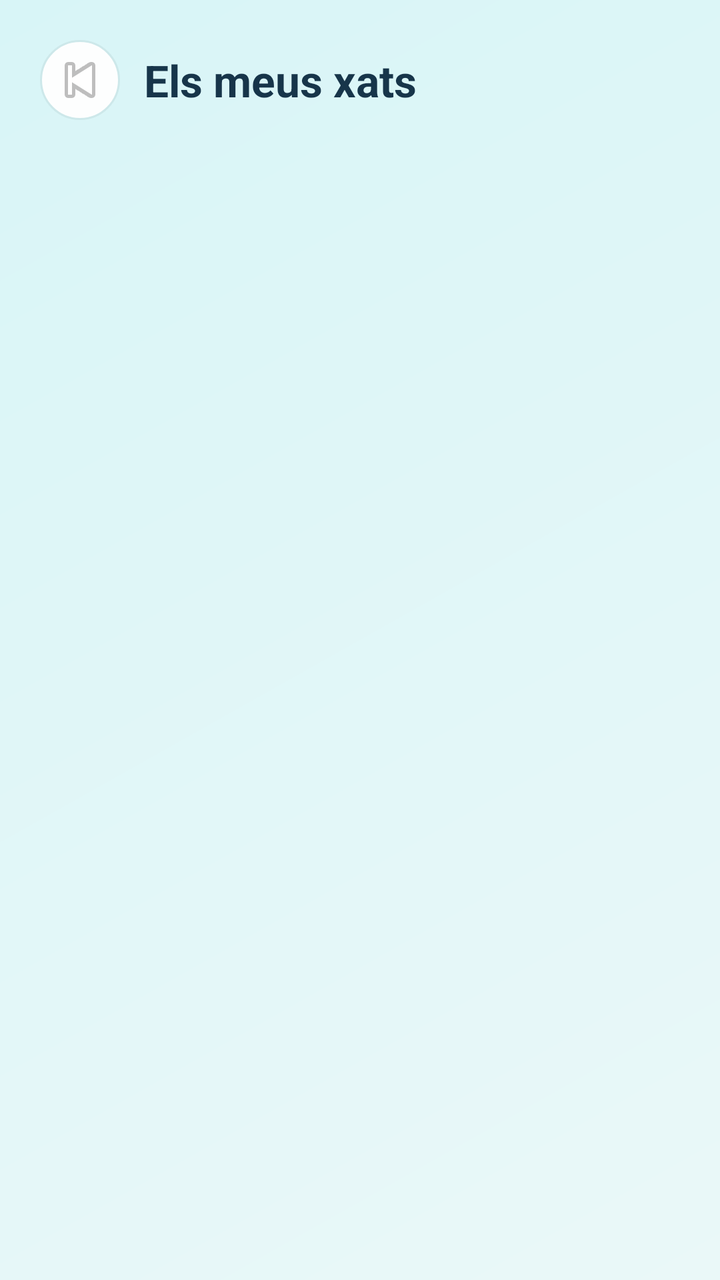
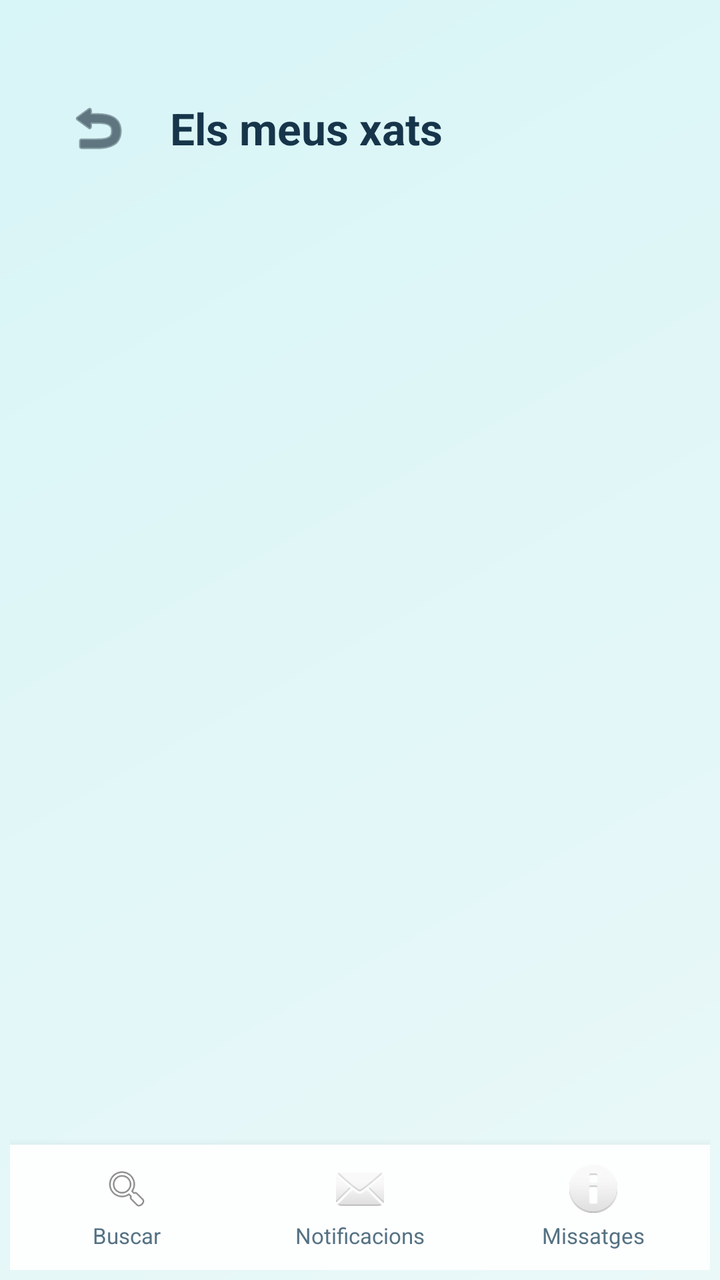

The first picture is an Android layout as it rendered before a commit; the second is the same layout after the commit. The layout source and the unified diff follow.
<!-- AndroidManifest.xml: application theme Theme.ViBaCar -->
<!-- res/layout/activity_bustia_xats.xml -->
<?xml version="1.0" encoding="utf-8"?>
<androidx.constraintlayout.widget.ConstraintLayout xmlns:android="http://schemas.android.com/apk/res/android"
    xmlns:app="http://schemas.android.com/apk/res-auto"
    android:layout_width="match_parent"
    android:layout_height="match_parent"
    android:background="@drawable/fons_pantalla">

    <LinearLayout
        android:id="@+id/capcalera"
        android:layout_width="0dp"
        android:layout_height="wrap_content"
        android:layout_margin="20dp"
        android:gravity="center_vertical"
        android:orientation="horizontal"
        app:layout_constraintEnd_toEndOf="parent"
        app:layout_constraintStart_toStartOf="parent"
        app:layout_constraintTop_toTopOf="parent">

        <ImageButton
            android:id="@+id/botoEnrere"
            android:layout_width="40dp"
            android:layout_height="40dp"
            android:background="@drawable/fons_capsula"
            android:contentDescription="@string/boto_enrere"
            android:padding="10dp"
            android:src="@android:drawable/ic_media_previous" />

        <TextView
            android:layout_width="0dp"
            android:layout_height="wrap_content"
            android:layout_marginStart="12dp"
            android:layout_weight="1"
            android:text="@string/bustia_titol"
            android:textColor="@color/color_text_principal"
            android:textSize="22sp"
            android:textStyle="bold" />
    </LinearLayout>

    <androidx.recyclerview.widget.RecyclerView
        android:id="@+id/llistaXats"
        android:layout_width="0dp"
        android:layout_height="0dp"
        android:layout_marginHorizontal="14dp"
        android:layout_marginBottom="20dp"
        android:clipToPadding="false"
        android:paddingBottom="12dp"
        app:layout_constraintBottom_toBottomOf="parent"
        app:layout_constraintEnd_toEndOf="parent"
        app:layout_constraintStart_toStartOf="parent"
        app:layout_constraintTop_toBottomOf="@id/capcalera" />

    <TextView
        android:id="@+id/txtBuit"
        android:layout_width="0dp"
        android:layout_height="wrap_content"
        android:layout_marginHorizontal="32dp"
        android:gravity="center"
        android:text="@string/bustia_buit"
        android:textColor="@color/color_text_secundari"
        android:visibility="gone"
        app:layout_constraintBottom_toBottomOf="parent"
        app:layout_constraintEnd_toEndOf="parent"
        app:layout_constraintStart_toStartOf="parent"
        app:layout_constraintTop_toBottomOf="@id/capcalera" />

</androidx.constraintlayout.widget.ConstraintLayout>
<!-- resources referenced by this layout -->
<resources>
  <color name="color_text_principal">#17354A</color>
  <color name="color_text_secundari">#547283</color>
  <!-- drawable fons_capsula (drawable) -->
  <?xml version="1.0" encoding="utf-8"?>
  <shape xmlns:android="http://schemas.android.com/apk/res/android">
      <solid android:color="@color/color_targeta" />
      <corners android:radius="20dp" />
      <stroke
          android:width="1dp"
          android:color="@color/color_linia" />
  </shape>
  <!-- drawable fons_pantalla (drawable) -->
  <?xml version="1.0" encoding="utf-8"?>
  <shape xmlns:android="http://schemas.android.com/apk/res/android">
      <gradient
          android:angle="315"
          android:endColor="@color/color_fons"
          android:startColor="#D8F5F7" />
  </shape>
  <string name="boto_enrere">Torna enrere</string>
  <string name="bustia_buit">Encara no tens xats. Sobriran quan algu accepti una reserva.</string>
  <string name="bustia_titol">Els meus xats</string>
  <style name="Theme.ViBaCar" parent="Base.Theme.ViBaCar" />
  <color name="color_targeta">#FDFEFE</color>
  <color name="color_linia">#CDE8EA</color>
  <color name="color_fons">#EAF8F8</color>
  <style name="Base.Theme.ViBaCar" parent="Theme.Material3.Light.NoActionBar">
          <item name="colorPrimary">@color/color_principal</item>
          <item name="colorOnPrimary">@color/color_text_clar</item>
          <item name="colorSecondary">@color/color_secundari</item>
          <item name="android:statusBarColor">@android:color/transparent</item>
          <item name="android:navigationBarColor">@color/color_fons</item>
          <item name="android:windowLightStatusBar">true</item>
          <item name="android:windowBackground">@color/color_fons</item>
      </style>
  <color name="color_principal">#44C3D6</color>
  <color name="color_text_clar">#FFFFFF</color>
  <color name="color_secundari">#78D6A2</color>
</resources>

<!-- the commit's change to res/layout/activity_bustia_xats.xml (unified diff, before → after) -->
@@ -3,13 +3,16 @@
     xmlns:app="http://schemas.android.com/apk/res-auto"
     android:layout_width="match_parent"
     android:layout_height="match_parent"
+    android:paddingHorizontal="5dp"
+    android:paddingBottom="5dp"
     android:background="@drawable/fons_pantalla">
 
     <LinearLayout
         android:id="@+id/capcalera"
         android:layout_width="0dp"
         android:layout_height="wrap_content"
-        android:layout_margin="20dp"
+        android:layout_marginHorizontal="20dp"
+        android:layout_marginTop="40dp"
         android:gravity="center_vertical"
         android:orientation="horizontal"
         app:layout_constraintEnd_toEndOf="parent"
@@ -18,12 +21,13 @@
 
         <ImageButton
             android:id="@+id/botoEnrere"
-            android:layout_width="40dp"
-            android:layout_height="40dp"
-            android:background="@drawable/fons_capsula"
+            android:layout_width="48dp"
+            android:layout_height="48dp"
+            android:background="?attr/selectableItemBackgroundBorderless"
             android:contentDescription="@string/boto_enrere"
-            android:padding="10dp"
-            android:src="@android:drawable/ic_media_previous" />
+            android:padding="8dp"
+            android:src="@android:drawable/ic_menu_revert"
+            app:tint="@color/color_text_fosc" />
 
         <TextView
             android:layout_width="0dp"
@@ -41,10 +45,10 @@
         android:layout_width="0dp"
         android:layout_height="0dp"
         android:layout_marginHorizontal="14dp"
-        android:layout_marginBottom="20dp"
+        android:layout_marginTop="16dp"
         android:clipToPadding="false"
-        android:paddingBottom="12dp"
-        app:layout_constraintBottom_toBottomOf="parent"
+        android:paddingBottom="8dp"
+        app:layout_constraintBottom_toTopOf="@id/bottomNav"
         app:layout_constraintEnd_toEndOf="parent"
         app:layout_constraintStart_toStartOf="parent"
         app:layout_constraintTop_toBottomOf="@id/capcalera" />
@@ -58,9 +62,123 @@
         android:text="@string/bustia_buit"
         android:textColor="@color/color_text_secundari"
         android:visibility="gone"
-        app:layout_constraintBottom_toBottomOf="parent"
+        app:layout_constraintBottom_toTopOf="@id/bottomNav"
         app:layout_constraintEnd_toEndOf="parent"
         app:layout_constraintStart_toStartOf="parent"
         app:layout_constraintTop_toBottomOf="@id/capcalera" />
 
+    <include
+        android:id="@+id/bottomNav"
+        layout="@layout/bottom_nav"
+        android:layout_width="0dp"
+        android:layout_height="wrap_content"
+        app:layout_constraintBottom_toBottomOf="parent"
+        app:layout_constraintEnd_toEndOf="parent"
+        app:layout_constraintStart_toStartOf="parent" />
+
 </androidx.constraintlayout.widget.ConstraintLayout>
+<!-- res/layout/bottom_nav.xml (included above) -->
+<?xml version="1.0" encoding="utf-8"?>
+<LinearLayout xmlns:android="http://schemas.android.com/apk/res/android"
+    android:layout_width="match_parent"
+    android:layout_height="wrap_content"
+    android:background="@color/color_targeta"
+    android:elevation="8dp"
+    android:orientation="horizontal">
+
+    <LinearLayout
+        android:id="@+id/navBuscar"
+        android:layout_width="0dp"
+        android:layout_height="wrap_content"
+        android:layout_weight="1"
+        android:clickable="true"
+        android:focusable="true"
+        android:background="?attr/selectableItemBackground"
+        android:gravity="center"
+        android:orientation="vertical"
+        android:paddingVertical="10dp">
+
+        <ImageView
+            android:layout_width="24dp"
+            android:layout_height="24dp"
+            android:src="@android:drawable/ic_menu_search"
+            android:contentDescription="@string/nav_buscar" />
+
+        <TextView
+            android:layout_width="wrap_content"
+            android:layout_height="wrap_content"
+            android:layout_marginTop="4dp"
+            android:text="@string/nav_buscar"
+            android:textColor="@color/color_text_secundari"
+            android:textSize="11sp" />
+    </LinearLayout>
+
+    <LinearLayout
+        android:id="@+id/navNotificacions"
+        android:layout_width="0dp"
+        android:layout_height="wrap_content"
+        android:layout_weight="1"
+        android:clickable="true"
+        android:focusable="true"
+        android:background="?attr/selectableItemBackground"
+        android:gravity="center"
+        android:orientation="vertical"
+        android:paddingVertical="10dp">
+
+        <FrameLayout
+            android:layout_width="wrap_content"
+            android:layout_height="wrap_content">
+
+            <ImageView
+                android:id="@+id/iconaNotificacions"
+                android:layout_width="24dp"
+                android:layout_height="24dp"
+                android:src="@android:drawable/ic_dialog_email"
+                android:contentDescription="@string/nav_notificacions" />
+
+            <View
+                android:id="@+id/badgeNotificacions"
+                android:layout_width="8dp"
+                android:layout_height="8dp"
+                android:layout_gravity="top|end"
+                android:background="@color/color_error"
+                android:visibility="gone" />
+        </FrameLayout>
+
+        <TextView
+            android:layout_width="wrap_content"
+            android:layout_height="wrap_content"
+            android:layout_marginTop="4dp"
+            android:text="@string/nav_notificacions"
+            android:textColor="@color/color_text_secundari"
+            android:textSize="11sp" />
+    </LinearLayout>
+
+    <LinearLayout
+        android:id="@+id/navMissatges"
+        android:layout_width="0dp"
+        android:layout_height="wrap_content"
+        android:layout_weight="1"
+        android:clickable="true"
+        android:focusable="true"
+        android:background="?attr/selectableItemBackground"
+        android:gravity="center"
+        android:orientation="vertical"
+        android:paddingVertical="10dp">
+
+        <ImageView
+            android:layout_width="24dp"
+            android:layout_height="24dp"
+            android:src="@android:drawable/ic_dialog_info"
+            android:contentDescription="@string/nav_missatges" />
+
+        <TextView
+            android:layout_width="wrap_content"
+            android:layout_height="wrap_content"
+            android:layout_marginTop="4dp"
+            android:text="@string/nav_missatges"
+            android:textColor="@color/color_text_secundari"
+            android:textSize="11sp" />
+    </LinearLayout>
+
+</LinearLayout>
<!-- resource entries referenced after the edit -->
@@ -1,16 +1,8 @@
 <!-- resources referenced by this layout -->
 <resources>
+  <color name="color_error">#C74E4E</color>
   <color name="color_text_principal">#17354A</color>
   <color name="color_text_secundari">#547283</color>
-  <!-- drawable fons_capsula (drawable) -->
-  <?xml version="1.0" encoding="utf-8"?>
-  <shape xmlns:android="http://schemas.android.com/apk/res/android">
-      <solid android:color="@color/color_targeta" />
-      <corners android:radius="20dp" />
-      <stroke
-          android:width="1dp"
-          android:color="@color/color_linia" />
-  </shape>
   <!-- drawable fons_pantalla (drawable) -->
   <?xml version="1.0" encoding="utf-8"?>
   <shape xmlns:android="http://schemas.android.com/apk/res/android">
@@ -22,9 +14,12 @@
   <string name="boto_enrere">Torna enrere</string>
   <string name="bustia_buit">Encara no tens xats. Sobriran quan algu accepti una reserva.</string>
   <string name="bustia_titol">Els meus xats</string>
+  <string name="nav_buscar">Buscar</string>
+  <string name="nav_missatges">Missatges</string>
+  <string name="nav_notificacions">Notificacions</string>
   <style name="Theme.ViBaCar" parent="Base.Theme.ViBaCar" />
   <color name="color_targeta">#FDFEFE</color>
-  <color name="color_linia">#CDE8EA</color>
+  <color name="color_text_fosc">#0D2030</color>
   <color name="color_fons">#EAF8F8</color>
   <style name="Base.Theme.ViBaCar" parent="Theme.Material3.Light.NoActionBar">
           <item name="colorPrimary">@color/color_principal</item>
